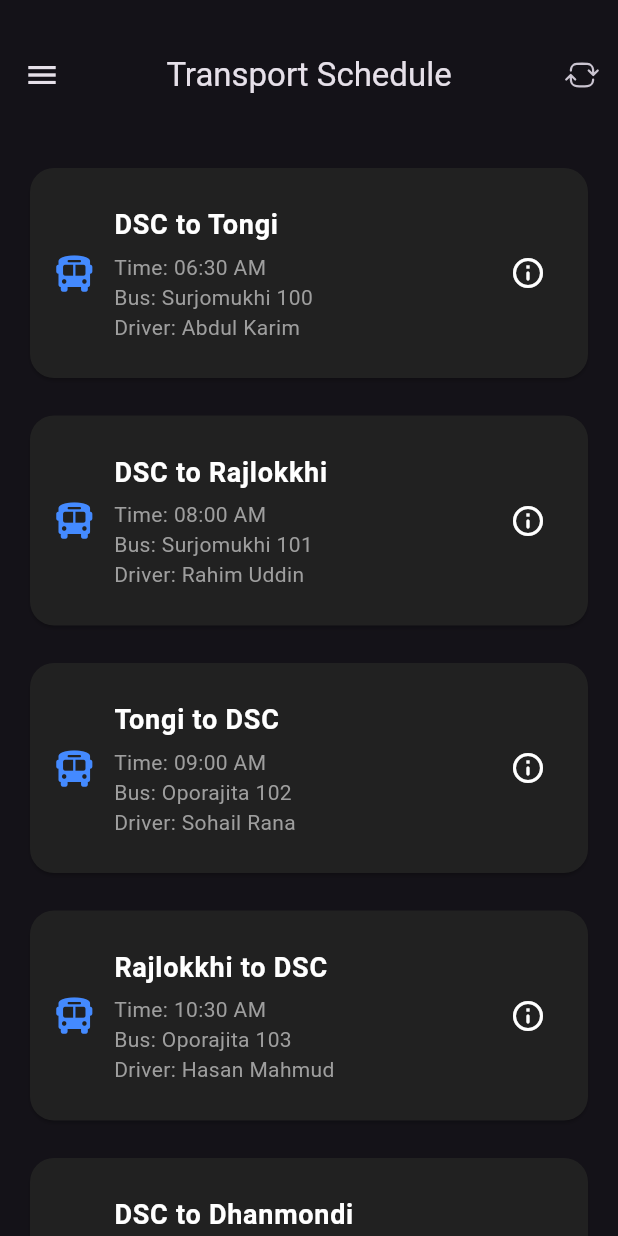
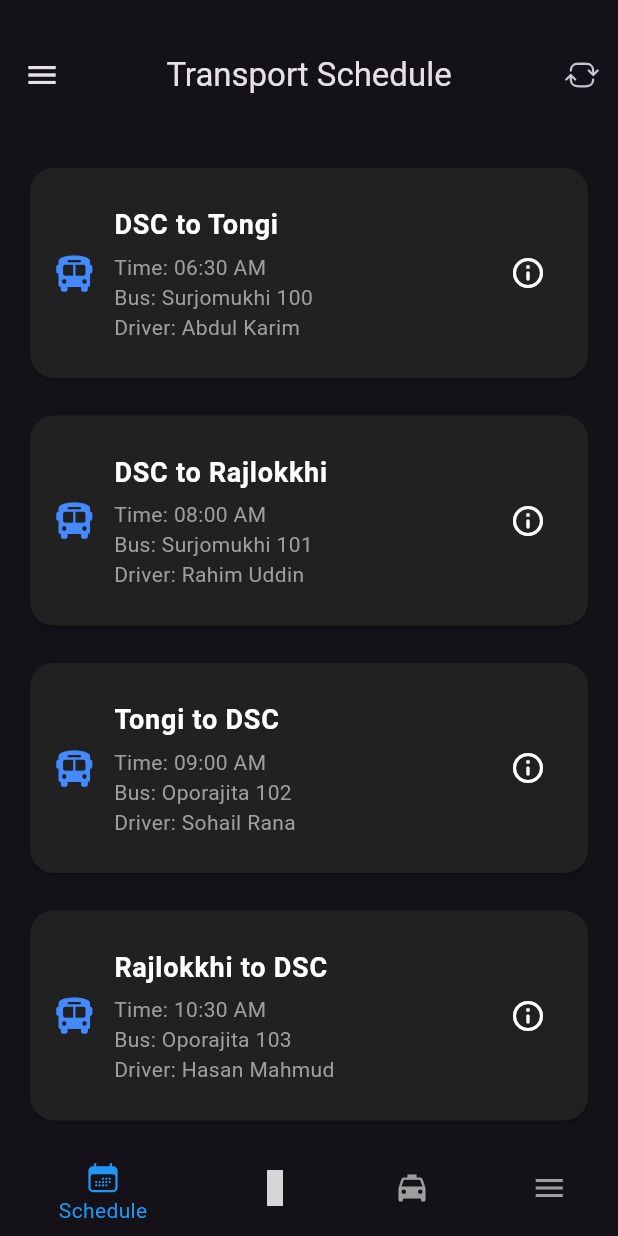
Before and after one commit to DIP-SARKER/routeradar, a Flutter app: the screen it shows after launch, on a phone screen of 412 x 824 dp. Run offline on Flutter 3.47's test engine with Material 3 defaults, Android fonts, the phone set to English and light mode, and no system bars; our stand-ins replace icons_plus; grey boxes are pictures that could not be loaded.

Commit message:
added bottom nav bar and changes in menu drawer to menu page

```diff
--- a/lib/schedule.dart
+++ b/lib/schedule.dart
@@ -1,7 +1,6 @@
 import 'package:flutter/material.dart';
 import 'package:icons_plus/icons_plus.dart';
-import 'package:routeradar/lost_and_found.dart';
-import 'package:routeradar/routes_and_fare.dart';
+import 'package:routeradar/menu.dart';
 
 class Schedule extends StatefulWidget {
   const Schedule({super.key});
@@ -12,6 +11,20 @@ class Schedule extends StatefulWidget {
 
 class _Schedule extends State<Schedule> {
   int selectedDateIndex = 0;
+  int _selectedIndex = 0;
+
+  void _onItemTapped(int index) {
+    setState(() {
+      _selectedIndex = index;
+      if (index == 3) {
+        Navigator.push(
+          context,
+          MaterialPageRoute(builder: (context) => MenuPage()),
+        );
+      }
+    });
+  }
+
   final List<Map<String, String>> schedule = [
     {
       "time": "06:30 AM",
@@ -102,97 +115,12 @@ class _Schedule extends State<Schedule> {
   @override
   Widget build(BuildContext context) {
     return Scaffold(
-      drawer: Drawer(
-        child: ListView(
-          children: [
-            SizedBox(
-              height: 150,
-              child: DrawerHeader(
-                child: Row(
-                  mainAxisAlignment: MainAxisAlignment.spaceBetween,
-                  children: [
-                    Icon(
-                      LineAwesome.shuttle_van_solid,
-                    ),
-                    IconButton(
-                      icon: Icon(HeroIcons.x_mark),
-                      onPressed: () {
-                        Navigator.of(context).pop();
-                      },
-                    ),
-                  ],
-                ),
-              ),
-            ),
-            ListTile(
-              leading: Icon(HeroIcons.home), // Home icon
-              title: Text("Home"),
-              trailing: Icon(Icons.chevron_right),
-              onTap: () {},
-            ),
-            ListTile(
-              leading: Icon(Iconsax.location_bold), // Bus tracking icon
-              title: Text("Live Tracking"),
-              trailing: Icon(Icons.chevron_right),
-              onTap: () {},
-            ),
-            ListTile(
-              leading: Icon(Icons.local_taxi), // Ride request icon
-              title: Text("Request a Ride"),
-              trailing: Icon(Icons.chevron_right),
-              onTap: () {},
-            ),
-            ListTile(
-              leading: Icon(LineAwesome.map_marked_alt_solid), // Routes icon
-              title: Text("Routes & Fares"),
-              trailing: Icon(Icons.chevron_right),
-              onTap: () {
-                Navigator.push(
-                  context,
-                  MaterialPageRoute(builder: (context) => RoutesAndFares()),
-                );
-              },
-            ),
-            ListTile(
-              leading: Icon(
-                FontAwesome.user_tie_solid,
-                size: 22,
-              ), // Profile icon
-              title: Text("Profile & Settings"),
-              trailing: Icon(Icons.chevron_right),
-              onTap: () {},
-            ),
-            ListTile(
-              leading: Icon(
-                HeroIcons.phone_arrow_up_right,
-                size: 22,
-              ), // Emergency contact icon
-              title: Text("Emergency Contacts"),
-              trailing: Icon(Icons.chevron_right),
-              onTap: () {},
-            ),
-            ListTile(
-              leading: Icon(Icons.find_in_page), // Lost & Found icon
-              title: Text("Lost & Found"),
-              trailing: Icon(Icons.chevron_right),
-              onTap: () {
-                Navigator.push(
-                  context,
-                  MaterialPageRoute(builder: (context) => LostAndFound()),
-                );
-              },
-            ),
-            ListTile(
-              leading: Icon(
-                  HeroIcons.chat_bubble_bottom_center_text), // Feedback icon
-              title: Text("Feedback & Complaints"),
-              trailing: Icon(Icons.chevron_right),
-              onTap: () {},
-            ),
-          ],
-        ),
-      ),
       appBar: AppBar(
+        leading: IconButton(
+            icon: Icon(Icons.menu),
+            onPressed: () {
+              _onItemTapped(3);
+            }),
         title: Text("Transport Schedule"),
         toolbarHeight: 100,
         centerTitle: true,
@@ -269,6 +197,31 @@ class _Schedule extends State<Schedule> {
           ),
         ],
       ),
+      bottomNavigationBar: BottomNavigationBar(
+        // backgroundColor: Colors.black,
+        selectedItemColor: Colors.blue,
+        unselectedItemColor: Colors.grey,
+        currentIndex: _selectedIndex,
+        onTap: _onItemTapped,
+        items: const [
+          BottomNavigationBarItem(
+            icon: Icon(HeroIcons.calendar_days),
+            label: "Schedule",
+          ),
+          BottomNavigationBarItem(
+            icon: Icon(Iconsax.location_bold),
+            label: "Live Tracking",
+          ),
+          BottomNavigationBarItem(
+            icon: Icon(Icons.local_taxi),
+            label: "Request Ride",
+          ),
+          BottomNavigationBarItem(
+            icon: Icon(Icons.menu),
+            label: "Menu",
+          ),
+        ],
+      ),
     );
   }
 }
--- a/pubspec.yaml
+++ b/pubspec.yaml
@@ -58,8 +58,8 @@ flutter:
   uses-material-design: true
 
   # To add assets to your application, add an assets section, like this:
-  # assets:
-  #   - images/a_dot_burr.jpeg
+  assets:
+    - assets/
   #   - images/a_dot_ham.jpeg
 
   # An image asset can refer to one or more resolution-specific "variants", see
```
Also changed, not shown: lib/menu.dart (added, +208 -0 lines), assets/IMG.jpg (added), 4 other files.
